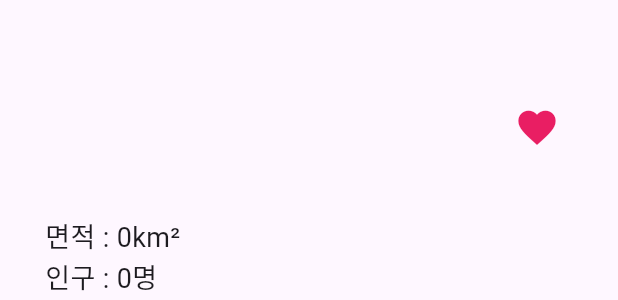
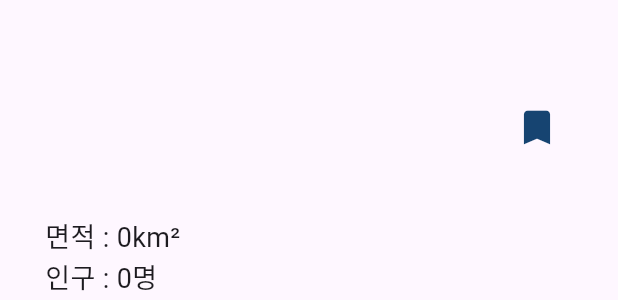
Before and after one commit to dongyoon7212/traveler_town_flutter, a Flutter app: the CountryInfoScreen widget shown alone on an empty page, opened directly with empty values, on a phone screen of 412 x 824 dp. Shown: the part 689-989 px from the top of the screen. Run offline on Flutter 3.47's test engine with Material 3 defaults, Android fonts, the light colour scheme and no system bars; our stand-ins replace carousel_slider, firebase_core, firebase_storage, flutter_dotenv, flutter_secure_storage; accounts and stored records are empty; network calls fail; statements that could not run were skipped.

Commit message:
Feat: 국가 상세 페이지 레이아웃 구현

```diff
--- a/lib/screens/country_info_screen.dart
+++ b/lib/screens/country_info_screen.dart
@@ -85,9 +85,9 @@ class _CountryInfoScreenState extends State<CountryInfoScreen> {
               IconButton(
                   onPressed: () {},
                   icon: const Icon(
-                    Icons.favorite,
+                    Icons.bookmark,
                     size: 30,
-                    color: Colors.pink,
+                    color: Color.fromRGBO(22, 68, 113, 1),
                   ))
             ],
           ),
@@ -147,3 +147,10 @@ class _CountryInfoScreenState extends State<CountryInfoScreen> {
     );
   }
 }
+
+
+// 상세페이지 -> 마이페이지
+// 재검색
+// 상세페이지 나머지
+// 북마크 로직
+// 자동완성 클릭 로직
```
